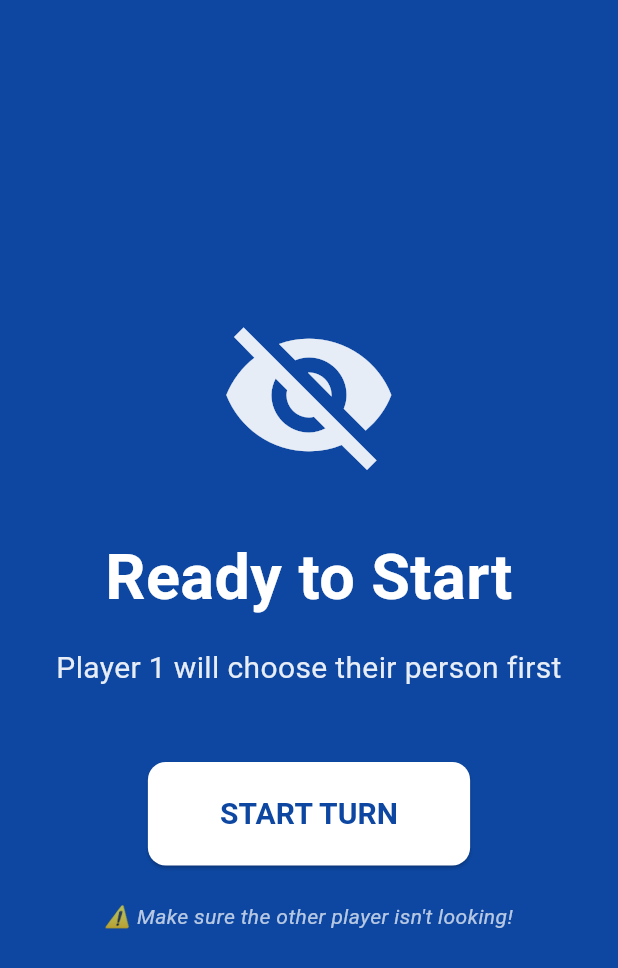
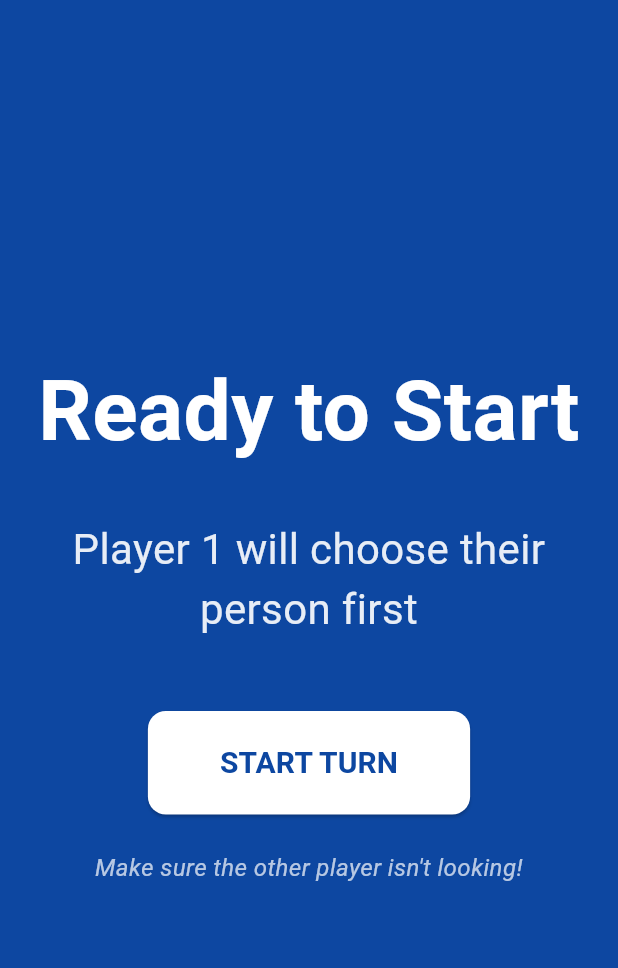
Before and after one commit to Szostak21/Guess-who, a Flutter app: the GameScreen screen opened directly, on a phone screen of 412 x 824 dp. Shown: the top 968 px of the screen. Run offline on Flutter 3.47's test engine with Material 3 defaults, Android fonts, the phone set to English and light mode, and no system bars; our stand-ins replace equatable, flutter_bloc, image_picker, shared_preferences; accounts and stored records are empty.

Commit message:
neutral screen bug fixes

```diff
--- a/lib/data/models/game_state.dart
+++ b/lib/data/models/game_state.dart
@@ -21,6 +21,9 @@ class GameState extends Equatable {
   /// Current turn action (asking or guessing)
   final TurnAction? currentAction;
 
+  /// Whether the current player has flipped any characters this turn
+  final bool hasFlippedThisTurn;
+
   final PlayerBoard player1Board;
   final PlayerBoard player2Board;
 
@@ -40,6 +43,7 @@ class GameState extends Equatable {
     required this.phase,
     required this.currentPlayer,
     this.currentAction,
+    this.hasFlippedThisTurn = false,
     required this.player1Board,
     required this.player2Board,
     this.winner,
@@ -89,6 +93,7 @@ class GameState extends Equatable {
         phase,
         currentPlayer,
         currentAction,
+        hasFlippedThisTurn,
         player1Board,
         player2Board,
         winner,
@@ -123,6 +128,7 @@ class GameState extends Equatable {
     GamePhase? phase,
     int? currentPlayer,
     TurnAction? currentAction,
+    bool? hasFlippedThisTurn,
     PlayerBoard? player1Board,
     PlayerBoard? player2Board,
     int? winner,
@@ -137,6 +143,7 @@ class GameState extends Equatable {
       phase: phase ?? this.phase,
       currentPlayer: currentPlayer ?? this.currentPlayer,
       currentAction: currentAction ?? this.currentAction,
+      hasFlippedThisTurn: hasFlippedThisTurn ?? this.hasFlippedThisTurn,
       player1Board: player1Board ?? this.player1Board,
       player2Board: player2Board ?? this.player2Board,
       winner: winner ?? this.winner,
--- a/lib/presentation/game/widgets/curtain_screen.dart
+++ b/lib/presentation/game/widgets/curtain_screen.dart
@@ -18,7 +18,8 @@ class CurtainScreen extends StatelessWidget {
   @override
   Widget build(BuildContext context) {
     return Scaffold(
-      backgroundColor: nextPlayer == 1 ? Colors.blue.shade900 : Colors.red.shade900,
+      backgroundColor:
+          nextPlayer == 1 ? Colors.blue.shade900 : Colors.red.shade900,
       body: SafeArea(
         child: Center(
           child: Padding(
@@ -26,27 +27,21 @@ class CurtainScreen extends StatelessWidget {
             child: Column(
               mainAxisAlignment: MainAxisAlignment.center,
               children: [
-                Icon(
-                  Icons.visibility_off,
-                  size: 120,
-                  color: Colors.white.withOpacity(0.9),
-                ),
-                const SizedBox(height: 32),
                 Text(
-                  title ?? 'Player $nextPlayer\'s Turn',
+                  title ?? 'Player $nextPlayer Turn',
                   style: const TextStyle(
-                    fontSize: 42,
+                    fontSize: 56,
                     fontWeight: FontWeight.bold,
                     color: Colors.white,
                   ),
                   textAlign: TextAlign.center,
                 ),
-                const SizedBox(height: 16),
+                const SizedBox(height: 32),
                 Text(
                   message ?? 'Pass the device to Player $nextPlayer',
                   style: TextStyle(
-                    fontSize: 20,
-                    color: Colors.white.withOpacity(0.9),
+                    fontSize: 28,
+                    color: Colors.white.withValues(alpha: 0.9),
                   ),
                   textAlign: TextAlign.center,
                 ),
@@ -59,7 +54,9 @@ class CurtainScreen extends StatelessWidget {
                       vertical: 20,
                     ),
                     backgroundColor: Colors.white,
-                    foregroundColor: nextPlayer == 1 ? Colors.blue.shade900 : Colors.red.shade900,
+                    foregroundColor: nextPlayer == 1
+                        ? Colors.blue.shade900
+                        : Colors.red.shade900,
                     shape: RoundedRectangleBorder(
                       borderRadius: BorderRadius.circular(12),
                     ),
@@ -74,10 +71,10 @@ class CurtainScreen extends StatelessWidget {
                 ),
                 const SizedBox(height: 24),
                 Text(
-                  '⚠️ Make sure the other player isn\'t looking!',
+                  'Make sure the other player isn\'t looking!',
                   style: TextStyle(
-                    fontSize: 14,
-                    color: Colors.white.withOpacity(0.7),
+                    fontSize: 16,
+                    color: Colors.white.withValues(alpha: 0.7),
                     fontStyle: FontStyle.italic,
                   ),
                   textAlign: TextAlign.center,
```
Also changed, not shown: lib/presentation/game/cubit/game_cubit.dart (+11 -3 lines), lib/presentation/game/screens/game_screen.dart (+21 -7 lines), lib/presentation/game/widgets/character_card.dart (+18 -34 lines), lib/data/models/game_state.g.dart.
